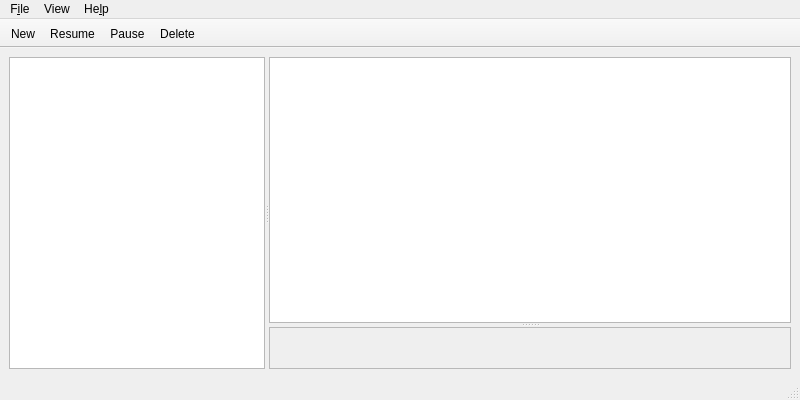
xeyvezy/SimpleDownloadManager, file ui/MainWindow.ui: the form before one commit.
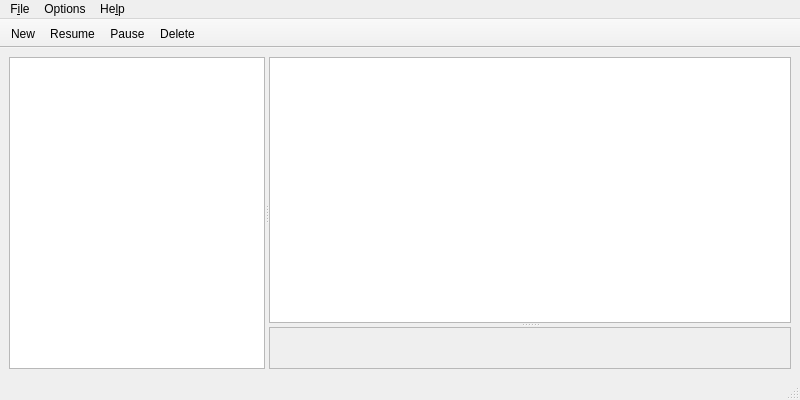
The form after the commit. Icons and pictures are not drawn.

Patch:
```diff
--- a/ui/MainWindow.ui
+++ b/ui/MainWindow.ui
@@ -74,7 +74,7 @@
      <x>0</x>
      <y>0</y>
      <width>800</width>
-     <height>28</height>
+     <height>23</height>
     </rect>
    </property>
    <widget class="QMenu" name="menuFile">
@@ -87,7 +87,7 @@
    </widget>
    <widget class="QMenu" name="menuView">
     <property name="title">
-     <string>View</string>
+     <string>Options</string>
     </property>
     <addaction name="actionOptions"/>
    </widget>
```
Left out of the diff: 22 changed lines with no effect on the pictures.
